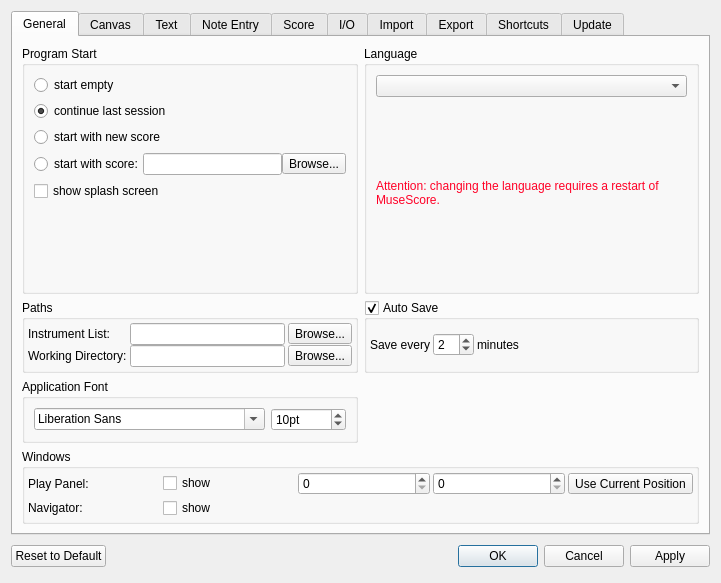
The window that mscore/mscore/prefsdialog.ui (musescore/musescore-old) describes before a commit, drawn with Qt 5.
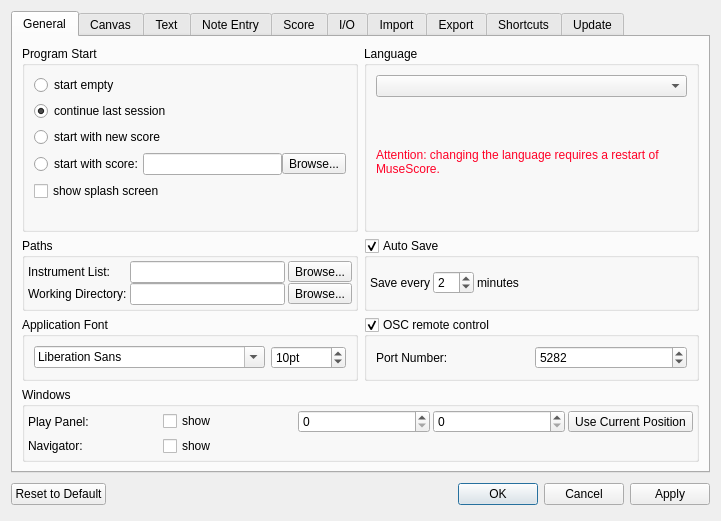
The same window after the commit. The open tabs and pages were chosen to show the change. Icons and pictures are not drawn. Custom widgets are drawn as their Qt base class.

```diff
--- a/mscore/mscore/prefsdialog.ui
+++ b/mscore/mscore/prefsdialog.ui
@@ -7,7 +7,7 @@
     <x>0</x>
     <y>0</y>
     <width>721</width>
-    <height>583</height>
+    <height>475</height>
    </rect>
   </property>
   <property name="windowTitle">
@@ -425,6 +425,38 @@
          </layout>
         </widget>
        </item>
+       <item row="2" column="1">
+        <widget class="QGroupBox" name="oscServer">
+         <property name="title">
+          <string>OSC remote control</string>
+         </property>
+         <property name="checkable">
+          <bool>true</bool>
+         </property>
+         <layout class="QHBoxLayout" name="horizontalLayout_9">
+          <item>
+           <widget class="QLabel" name="label">
+            <property name="text">
+             <string>Port Number:</string>
+            </property>
+           </widget>
+          </item>
+          <item>
+           <widget class="QSpinBox" name="oscPort">
+            <property name="minimum">
+             <number>1</number>
+            </property>
+            <property name="maximum">
+             <number>65535</number>
+            </property>
+            <property name="value">
+             <number>5282</number>
+            </property>
+           </widget>
+          </item>
+         </layout>
+        </widget>
+       </item>
       </layout>
      </widget>
      <widget class="QWidget" name="tab2">
```
Left out of the diff: 2 changed lines with no effect on the pictures.
